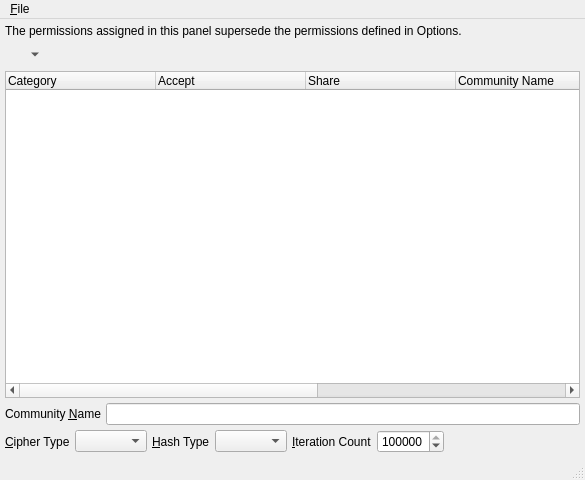
textbrowser/spot-on, file branches/trunk/UI/spot-on-echo-key-share.ui: the form before one commit.
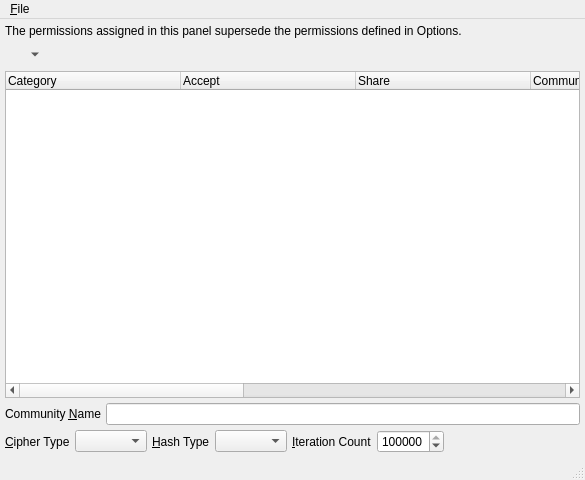
The form after the commit. Icons and pictures are not drawn.

Commit message: Allow public key exchanges of keys which do not contain signatures. Incomplete. Alter databases with spooky content.

Diff of the .ui file:
```diff
--- a/branches/trunk/UI/spot-on-echo-key-share.ui
+++ b/branches/trunk/UI/spot-on-echo-key-share.ui
@@ -87,7 +87,7 @@
        <bool>true</bool>
       </property>
       <attribute name="headerDefaultSectionSize">
-       <number>150</number>
+       <number>175</number>
       </attribute>
       <column>
        <property name="text">
@@ -124,6 +124,11 @@
         <string>Iteration Count</string>
        </property>
       </column>
+      <column>
+       <property name="text">
+        <string>Signatures Required</string>
+       </property>
+      </column>
      </widget>
     </item>
     <item>
```
Left out of the diff: 13 changed lines with no effect on the pictures. The commit also changes 7 other files.
